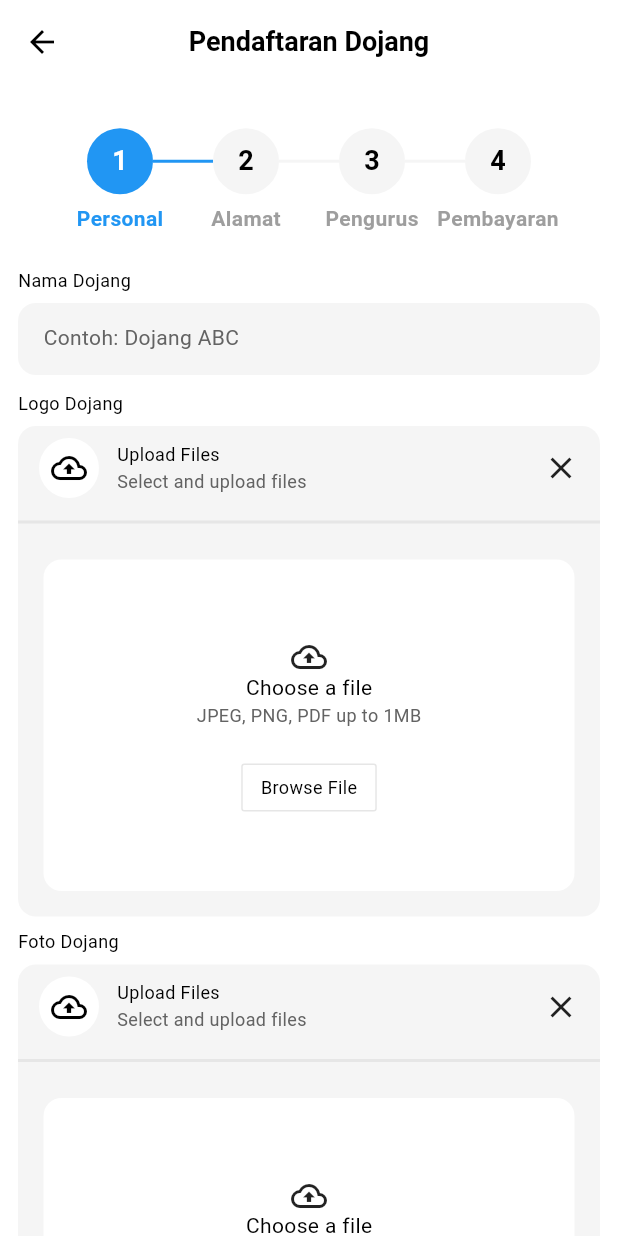
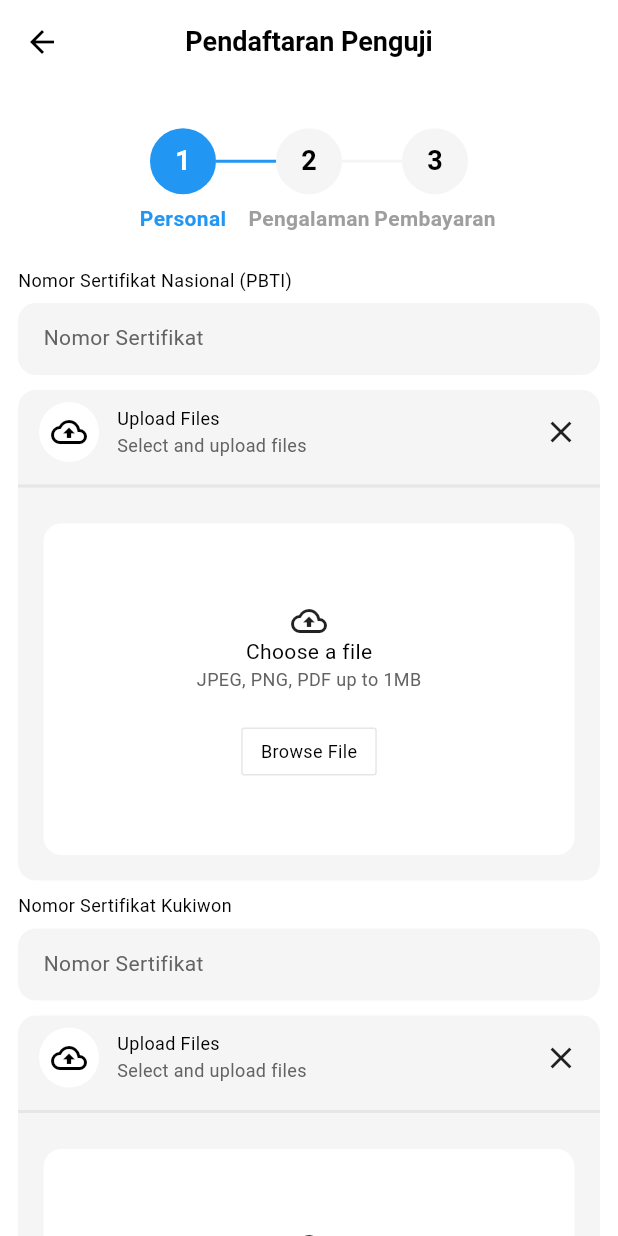
Before and after one commit to gigihiski/taekwondo-indonesia, a Flutter app: the RegistrationMenuPage screen opened directly, after a tap on "Pendaftaran Penguji", on a phone screen of 412 x 824 dp. Run offline on Flutter 3.47's test engine with Material 3 defaults, Android fonts, the phone set to English and light mode, and no system bars; drawn by our look-alikes of easy_stepper; our stand-ins replace cached_network_image, device_info_plus, firebase_core, firebase_crashlytics, flutter_bloc, flutter_html and 11 more; missing offline and left inert: flutter_inappwebview, form_validation; accounts and stored records are empty; Roboto replaces fonts that are missing (PlusJakartaSans, SourGummy).

Commit message:
💄 examiner registration design

```diff
--- /dev/null
+++ b/lib/features/registration/modules/examiner-registration/logics/examiner_registration_cubit.dart
@@ -0,0 +1,29 @@
+import 'package:flutter_bloc/flutter_bloc.dart';
+import 'package:taekwondo/core/utils/exceptions/app_exception.dart';
+
+part 'examiner_registration_state.dart';
+
+class ExaminerRegistrationCubit extends Cubit<ExaminerRegistrationState> {
+  ExaminerRegistrationCubit() : super(ExaminerRegistrationState.initial());
+
+  Future<void> init() async {
+    try {
+      emit(state.copyWith(status: ExaminerRegistrationStatus.loading));
+      emit(state.copyWith(status: ExaminerRegistrationStatus.loaded));
+    } on AppException catch (e) {
+      emit(
+        state.copyWith(
+          status: ExaminerRegistrationStatus.error,
+          errorMessage: e.message.toString(),
+        ),
+      );
+    } catch (e) {
+      emit(
+        state.copyWith(
+          status: ExaminerRegistrationStatus.error,
+          errorMessage: e.toString(),
+        ),
+      );
+    }
+  }
+}
--- /dev/null
+++ b/lib/features/registration/modules/examiner-registration/logics/examiner_registration_state.dart
@@ -0,0 +1,36 @@
+part of 'examiner_registration_cubit.dart';
+
+enum ExaminerRegistrationStatus {
+  initial,
+  loading,
+  loaded,
+  error,
+  unAuthenticated,
+}
+
+class ExaminerRegistrationState {
+  const ExaminerRegistrationState({
+    required this.status,
+    required this.errorMessage,
+  });
+
+  final ExaminerRegistrationStatus status;
+  final String errorMessage;
+
+  factory ExaminerRegistrationState.initial() {
+    return ExaminerRegistrationState(
+      status: ExaminerRegistrationStatus.initial,
+      errorMessage: "Unknown - Default",
+    );
+  }
+
+  ExaminerRegistrationState copyWith({
+    ExaminerRegistrationStatus? status,
+    String? errorMessage,
+  }) {
+    return ExaminerRegistrationState(
+      status: status ?? this.status,
+      errorMessage: errorMessage ?? this.errorMessage,
+    );
+  }
+}
--- /dev/null
+++ b/lib/features/registration/modules/examiner-registration/views/components/examiner_address.dart
@@ -0,0 +1,28 @@
+import 'package:flutter/material.dart';
+import 'package:taekwondo/core/components/app_image_picker.dart';
+import 'package:taekwondo/core/components/app_text.dart';
+import 'package:taekwondo/core/components/app_text_field.dart';
+
+class ExaminerAddress extends StatelessWidget {
+  const ExaminerAddress({super.key});
+
+  @override
+  Widget build(BuildContext context) {
+    return Column(
+      crossAxisAlignment: CrossAxisAlignment.start,
+      children: [
+        AppTextCaptionSemiBold(text: "Pengalaman Penguji"),
+        SizedBox(height: 8),
+        Row(
+          children: [
+            Expanded(child: AppTextField(hint: "Internasional")),
+            SizedBox(width: 10),
+            Expanded(child: AppTextField(hint: "2025")),
+          ],
+        ),
+        SizedBox(height: 8),
+        AppImagePicker(onChanged: (file) {}),
+      ],
+    );
+  }
+}
--- /dev/null
+++ b/lib/features/registration/modules/examiner-registration/views/components/examiner_personal.dart
@@ -0,0 +1,44 @@
+import 'package:flutter/material.dart';
+import 'package:taekwondo/core/components/app_image_picker.dart';
+import 'package:taekwondo/core/components/app_text.dart';
+import 'package:taekwondo/core/components/app_text_field.dart';
+
+class ExaminerPersonal extends StatelessWidget {
+  const ExaminerPersonal({super.key});
+
+  @override
+  Widget build(BuildContext context) {
+    return Column(
+      crossAxisAlignment: CrossAxisAlignment.start,
+      children: [
+        AppTextCaptionSemiBold(text: "Nomor Sertifikat Nasional (PBTI)"),
+        SizedBox(height: 8),
+        AppTextField(hint: "Nomor Sertifikat"),
+        SizedBox(height: 8),
+        AppImagePicker(onChanged: (file) {}),
+        SizedBox(height: 10),
+        AppTextCaptionSemiBold(text: "Nomor Sertifikat Kukiwon"),
+        SizedBox(height: 8),
+        AppTextField(hint: "Nomor Sertifikat"),
+        SizedBox(height: 8),
+        AppImagePicker(onChanged: (file) {}),
+        SizedBox(height: 10),
+        AppTextCaptionSemiBold(text: "Mulai Menjadi Penguji Taekwondo"),
+        SizedBox(height: 8),
+        AppTextField(hint: "Bulan / Tahun"),
+        SizedBox(height: 10),
+        AppTextCaptionSemiBold(text: "Sertifikasi Penguji"),
+        SizedBox(height: 8),
+        Row(
+          children: [
+            Expanded(child: AppTextField(hint: "Internasional")),
+            SizedBox(width: 10),
+            Expanded(child: AppTextField(hint: "2025")),
+          ],
+        ),
+        SizedBox(height: 8),
+        AppImagePicker(onChanged: (file) {}),
+      ],
+    );
+  }
+}
--- /dev/null
+++ b/lib/features/registration/modules/examiner-registration/views/examiner_registration_page.dart
@@ -0,0 +1,87 @@
+import 'package:flutter/material.dart';
+import 'package:flutter_bloc/flutter_bloc.dart';
+import 'package:taekwondo/core/components/app_bar.dart';
+import 'package:taekwondo/features/registration/modules/examiner-registration/logics/examiner_registration_cubit.dart';
+import 'package:taekwondo/features/registration/modules/examiner-registration/views/examiner_registration_view.dart';
+
+class ExaminerRegistrationPage extends StatefulWidget {
+  const ExaminerRegistrationPage({super.key});
+
+  static Route route() {
+    return MaterialPageRoute(builder: (_) => ExaminerRegistrationPage());
+  }
+
+  static RouteSettings routeSettings = const RouteSettings(
+    name: "examiner-registration",
+  );
+
+  @override
+  State<ExaminerRegistrationPage> createState() =>
+      ExaminerRegistrationPageState();
+}
+
+class ExaminerRegistrationPageState extends State<ExaminerRegistrationPage> {
+  @override
+  void initState() {
+    super.initState();
+  }
+
+  BlocProvider examinerBlocProvider() {
+    return BlocProvider<ExaminerRegistrationCubit>(
+      create: (context) => ExaminerRegistrationCubit()..init(),
+    );
+  }
+
+  BlocListener examinerBlocDetailener() {
+    return BlocListener<ExaminerRegistrationCubit, ExaminerRegistrationState>(
+      listener: (context, state) {
+        switch (state.status) {
+          case ExaminerRegistrationStatus.initial:
+          case ExaminerRegistrationStatus.loading:
+          case ExaminerRegistrationStatus.error:
+          case ExaminerRegistrationStatus.loaded:
+          case ExaminerRegistrationStatus.unAuthenticated:
+        }
+      },
+    );
+  }
+
+  Widget Function(BuildContext, ExaminerRegistrationState)
+  examinerBlocBuilder() {
+    return (context, state) {
+      switch (state.status) {
+        case ExaminerRegistrationStatus.initial:
+        case ExaminerRegistrationStatus.loading:
+        case ExaminerRegistrationStatus.error:
+          return Container();
+        case ExaminerRegistrationStatus.loaded:
+          return ExaminerRegistrationView();
+        case ExaminerRegistrationStatus.unAuthenticated:
+          throw UnimplementedError();
+      }
+    };
+  }
+
+  @override
+  Widget build(BuildContext context) {
+    final appBar = AppBarHeader(
+      title: "Pendaftaran Penguji",
+      color: Colors.white,
+    );
+
+    return MultiBlocProvider(
+      providers: [examinerBlocProvider()],
+      child: MultiBlocListener(
+        listeners: [examinerBlocDetailener()],
+        child: Scaffold(
+          backgroundColor: Colors.white,
+          appBar: appBar,
+          body:
+              BlocBuilder<ExaminerRegistrationCubit, ExaminerRegistrationState>(
+                builder: examinerBlocBuilder(),
+              ),
+        ),
+      ),
+    );
+  }
+}
--- /dev/null
+++ b/lib/features/registration/modules/examiner-registration/views/examiner_registration_view.dart
@@ -0,0 +1,150 @@
+import 'package:easy_stepper/easy_stepper.dart';
+import 'package:flutter/material.dart';
+import 'package:taekwondo/core/components/app_text.dart';
+import 'package:taekwondo/core/themes/app_colors.dart';
+import 'package:taekwondo/features/registration/modules/examiner-registration/views/components/examiner_address.dart';
+import 'package:taekwondo/features/registration/modules/examiner-registration/views/components/examiner_personal.dart';
+import 'package:taekwondo/features/registration/modules/payment/views/payment_view.dart';
+
+class ExaminerRegistrationView extends StatefulWidget {
+  const ExaminerRegistrationView({super.key});
+
+  @override
+  ExaminerRegistrationViewState createState() =>
+      ExaminerRegistrationViewState();
+}
+
+class ExaminerRegistrationViewState extends State<ExaminerRegistrationView> {
+  int activeStep = 0;
+  final List<String> stepTitles = ['Personal', 'Pengalaman', 'Pembayaran'];
+
+  @override
+  Widget build(BuildContext context) {
+    return SingleChildScrollView(
+      child: Column(
+        children: [
+          SizedBox(
+            height: 120,
+            child: EasyStepper(
+              activeStep: activeStep,
+              internalPadding: 0,
+              showLoadingAnimation: false,
+              stepRadius: 22,
+              padding: EdgeInsets.zero,
+              showStepBorder: false,
+              lineStyle: LineStyle(
+                lineType: LineType.normal,
+                lineThickness: 2,
+                finishedLineColor: Colors.blue,
+                activeLineColor: Colors.blue,
+                unreachedLineColor: AppColors.background,
+              ),
+              steps: List.generate(
+                stepTitles.length,
+                (index) => EasyStep(
+                  topTitle: true,
+                  customTitle: Center(
+                    child: AppTextParagraphSemiBold(
+                      text: stepTitles[index],
+                      color: index <= activeStep ? Colors.blue : Colors.grey,
+                    ),
+                  ),
+                  customStep: CircleAvatar(
+                    radius: 35,
+                    backgroundColor: index <= activeStep
+                        ? Colors.blue
+                        : AppColors.background,
+                    child: AppTextH4SemiBold(
+                      text: (index + 1).toString(),
+                      color: index <= activeStep ? Colors.white : Colors.black,
+                    ),
+                  ),
+                  customLineWidget: Container(
+                    height: 3,
+                    color: index <= activeStep
+                        ? AppColors.primary
+                        : AppColors.background,
+                  ),
+                ),
+              ),
+              onStepReached: (index) {
+                setState(() {
+                  activeStep = index;
+                });
+              },
+            ),
+          ),
+
+          // Content Area
+          Container(
+            padding: EdgeInsets.symmetric(horizontal: 12),
+            child: buildStepContent(),
+          ),
+
+          // Navigation Buttons
+          Container(
+            padding: EdgeInsets.all(12),
+            child: Row(
+              mainAxisAlignment: MainAxisAlignment.spaceBetween,
+              children: [
+                ElevatedButton(
+                  onPressed: activeStep > 0 ? previousStep : null,
+                  style: ElevatedButton.styleFrom(
+                    backgroundColor: AppColors.background,
+                    foregroundColor: Colors.white,
+                  ),
+                  child: AppTextCaptionSemiBold(
+                    text: 'Sebelumnya',
+                    color: Colors.white,
+                  ),
+                ),
+                ElevatedButton(
+                  onPressed: activeStep < stepTitles.length - 1
+                      ? nextStep
+                      : null,
+                  style: ElevatedButton.styleFrom(
+                    backgroundColor: Colors.black,
+                    foregroundColor: Colors.white,
+                  ),
+                  child: AppTextCaptionSemiBold(
+                    text: 'Selanjutnya',
+                    color: Colors.white,
+                  ),
+                ),
+              ],
+            ),
+          ),
+        ],
+      ),
+    );
+  }
+
+  Widget buildStepContent() {
+    switch (activeStep) {
+      case 0:
+        return ExaminerPersonal();
+      case 1:
+        return ExaminerAddress();
+      case 2:
+        return PaymentView();
+      default:
+        return ExaminerPersonal();
+    }
+  }
+
+  void nextStep() {
+    setState(() {
+      if (activeStep < stepTitles.length - 1) {
+        activeStep++;
+      }
+    });
+  }
+
+  void previousStep() {
+    setState(() {
+      if (activeStep > 0) {
+        activeStep--;
+      }
+    });
+  }
+}
--- a/lib/features/registration/modules/registration-menu/views/registration_menu_view.dart
+++ b/lib/features/registration/modules/registration-menu/views/registration_menu_view.dart
@@ -3,6 +3,7 @@
 import 'package:taekwondo/core/components/app_text.dart';
 import 'package:taekwondo/features/registration/modules/athlete-registration/views/athlete_registration_page.dart';
 import 'package:taekwondo/features/registration/modules/dojang-registration/views/dojang_registration_page.dart';
+import 'package:taekwondo/features/registration/modules/examiner-registration/views/examiner_registration_page.dart';
 import 'package:taekwondo/features/registration/modules/refree-registration/views/refree_registration_page.dart';
 import 'package:taekwondo/features/registration/modules/trainer-registration/views/trainer_registration_page.dart';
 
@@ -63,8 +64,8 @@
         menu(Icon(Icons.menu), "Pendaftaran Penguji", () {
           AppNavigator(
             context: context,
-            page: DojangRegistrationPage(),
-            route: DojangRegistrationPage.routeSettings,
+            page: ExaminerRegistrationPage(),
+            route: ExaminerRegistrationPage.routeSettings,
           ).push();
         }),
         menu(Icon(Icons.menu), "Pendaftaran Wasit", () {
```
